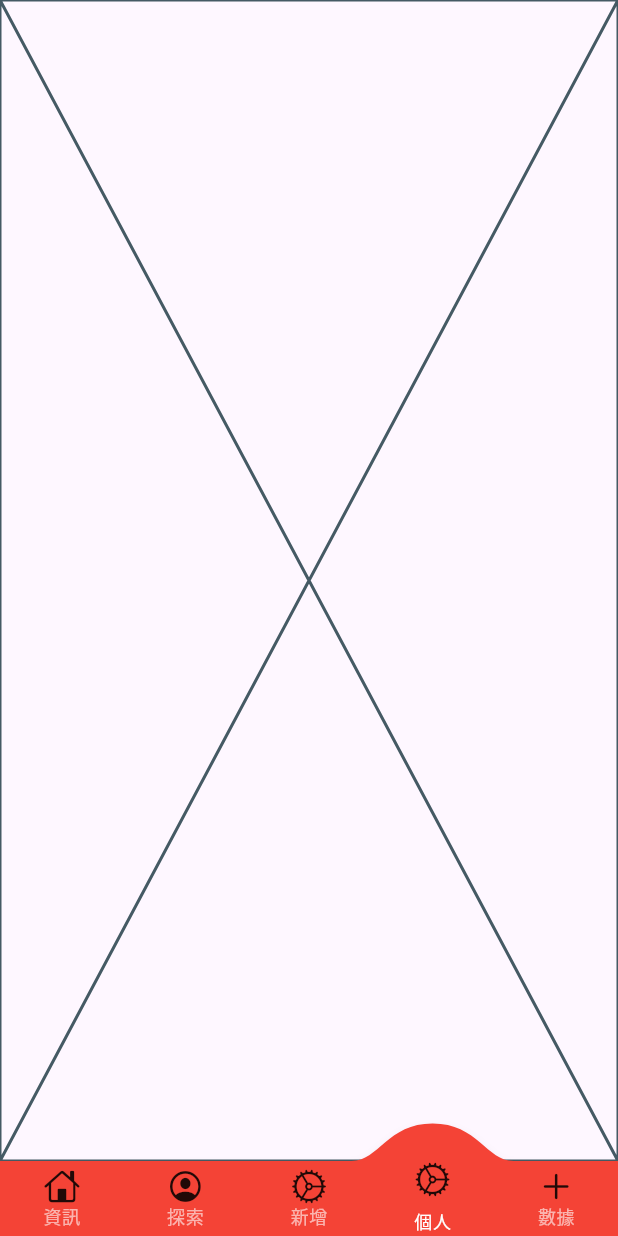
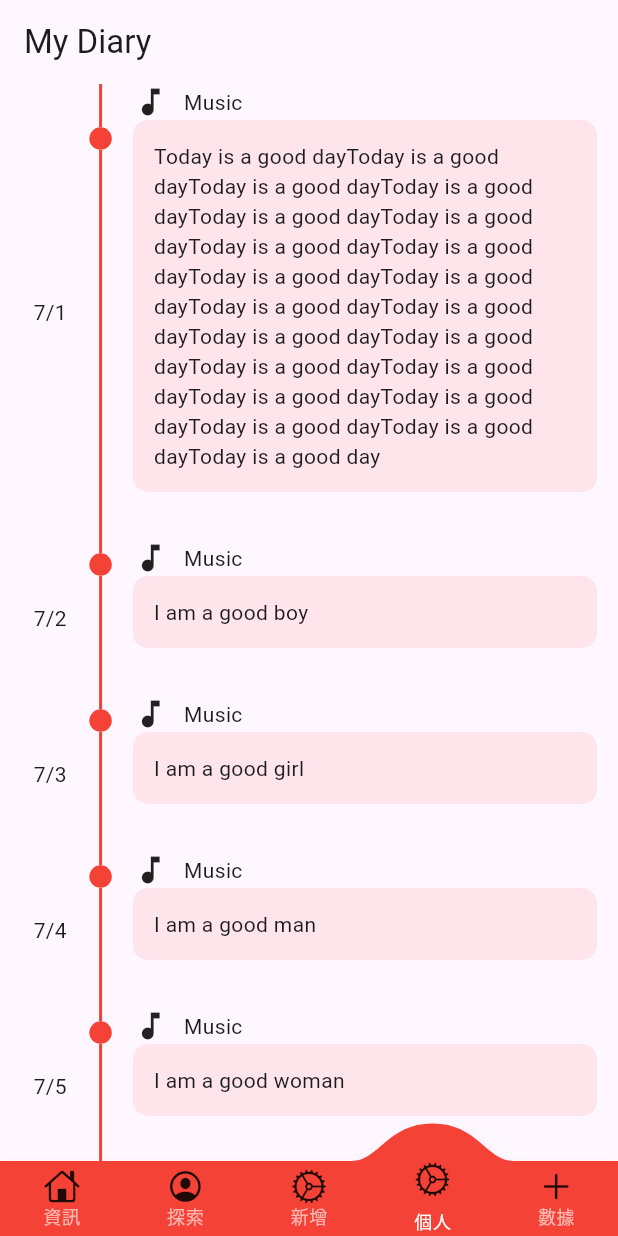
Before and after one commit to SimonLiu423/cc_diary, a Flutter app: the screen it shows after launch, item 4 of the bottom bar chosen, on a phone screen of 412 x 824 dp. Run offline on Flutter 3.47's test engine with Material 3 defaults, Android fonts, the phone set to English and light mode, and no system bars; drawn by our look-alikes of convex_bottom_bar, timelines; our stand-ins replace bloc, equatable, flutter_bloc; generated files the repository leaves out were written again; network calls fail.

Commit message:
Feat: me page

```diff
--- /dev/null
+++ b/lib/core/model/diary_m.dart
@@ -0,0 +1,35 @@
+import 'package:equatable/equatable.dart';
+
+enum Mood {
+  happy,
+  sad,
+  normal,
+}
+
+class Comment extends Equatable {
+  const Comment({required this.content, required this.date});
+
+  final String content;
+  final DateTime date;
+
+  @override
+  List<Object?> get props => [content, date];
+}
+
+class Diary extends Equatable {
+  const Diary(
+      {required this.content,
+      required this.date,
+      required this.mood,
+      required this.songId,
+      required this.comments});
+
+  final String content;
+  final DateTime date;
+  final Mood mood;
+  final String songId;
+  final List<Comment> comments;
+
+  @override
+  List<Object?> get props => [content, date, mood, songId, comments];
+}
--- /dev/null
+++ b/lib/features/me/diary_detail.dart
@@ -0,0 +1,39 @@
+import 'package:cc_diary/core/model/diary_m.dart';
+import 'package:cc_diary/features/me/widgets/comment_block.dart';
+import 'package:cc_diary/features/me/widgets/diary_preview.dart';
+import 'package:cc_diary/features/me/widgets/music_bar.dart';
+import 'package:flutter/material.dart';
+import 'package:intl/intl.dart';
+
+class DiaryDetailPage extends StatelessWidget {
+  const DiaryDetailPage({super.key, required this.diary});
+
+  final Diary diary;
+
+  @override
+  Widget build(BuildContext context) {
+    return Scaffold(
+      appBar: AppBar(
+        title: Text('Diary Detail'),
+      ),
+      body: SafeArea(
+        child: SingleChildScrollView(
+          child: Padding(
+            padding: const EdgeInsets.all(16.0),
+            child: Column(
+              crossAxisAlignment: CrossAxisAlignment.start,
+              children: [
+                Text(DateFormat.yMMMd().format(diary.date)),
+                DiaryPreview(diary: diary),
+                ...diary.comments.map((comment) => Padding(
+                      padding: const EdgeInsets.only(top: 12.0),
+                      child: CommentBlock(comment: comment),
+                    ))
+              ],
+            ),
+          ),
+        ),
+      ),
+    );
+  }
+}
--- /dev/null
+++ b/lib/features/me/me.dart
@@ -0,0 +1,71 @@
+import 'package:cc_diary/core/model/diary_m.dart';
+import 'package:cc_diary/features/me/bloc/diary_bloc.dart';
+import 'package:cc_diary/features/me/diary_detail.dart';
+import 'package:cc_diary/features/me/widgets/diary_preview.dart';
+import 'package:cc_diary/l10n.dart';
+import 'package:cc_diary/theme.dart';
+import 'package:flutter/material.dart';
+import 'package:flutter_bloc/flutter_bloc.dart';
+import 'package:intl/intl.dart';
+import 'package:timelines/timelines.dart';
+
+class MePage extends StatelessWidget {
+  const MePage({super.key});
+
+  @override
+  Widget build(BuildContext context) {
+    return Scaffold(
+        appBar: AppBar(
+          title: Text(l10n(context).myDiaryPageTitle),
+        ),
+        body: SafeArea(
+          child: BlocProvider(
+            create: (context) => DiaryBloc()..add(GetDiary()),
+            child: BlocBuilder<DiaryBloc, DiaryState>(
+              builder: (context, state) {
+                if (state is DiaryLoaded) {
+                  return Timeline.tileBuilder(
+                    theme: TimelineThemeData(
+                        color: theme().primaryColor,
+                        nodePosition: 0.15,
+                        indicatorPosition: 0.1),
+                    builder: TimelineTileBuilder.fromStyle(
+                      indicatorStyle: IndicatorStyle.dot,
+                      connectorStyle: ConnectorStyle.solidLine,
+                      contentsAlign: ContentsAlign.reverse,
+                      contentsBuilder: (context, index) {
+                        final String formattedDate =
+                            DateFormat.Md().format(state.diaries[index].date);
+                        return Padding(
+                          padding: const EdgeInsets.all(15.0),
+                          child: Text(formattedDate),
+                        );
+                      },
+                      oppositeContentsBuilder: (context, index) {
+                        return GestureDetector(
+                          onTap: () {
+                            Navigator.of(context).push(
+                              MaterialPageRoute(
+                                builder: (context) => DiaryDetailPage(
+                                    diary: state.diaries[index]),
+                              ),
+                            );
+                          },
+                          child: Padding(
+                            padding: const EdgeInsets.only(
+                                bottom: 32.0, left: 14, right: 14),
+                            child: DiaryPreview(diary: state.diaries[index]),
+                          ),
+                        );
+                      },
+                      itemCount: state.diaries.length,
+                    ),
+                  );
+                }
+                return const Center(child: CircularProgressIndicator());
+              },
+            ),
+          ),
+        ));
+  }
+}
--- /dev/null
+++ b/lib/features/me/widgets/diary_preview.dart
@@ -0,0 +1,28 @@
+import 'package:cc_diary/core/model/diary_m.dart';
+import 'package:cc_diary/features/me/widgets/music_bar.dart';
+import 'package:cc_diary/theme.dart';
+import 'package:flutter/material.dart';
+
+class DiaryPreview extends StatelessWidget {
+  const DiaryPreview({super.key, required this.diary});
+
+  final Diary diary;
+
+  @override
+  Widget build(BuildContext context) {
+    return Column(
+      children: [
+        const MusicBar(),
+        Container(
+          width: double.infinity,
+          padding: const EdgeInsets.all(14.0),
+          decoration: BoxDecoration(
+            color: theme().primaryColor.withOpacity(0.1),
+            borderRadius: BorderRadius.circular(10),
+          ),
+          child: Text(diary.content),
+        ),
+      ],
+    );
+  }
+}
--- /dev/null
+++ b/lib/features/me/widgets/music_bar.dart
@@ -0,0 +1,22 @@
+import 'package:flutter/material.dart';
+
+class MusicBar extends StatelessWidget {
+  const MusicBar({super.key});
+
+  @override
+  Widget build(BuildContext context) {
+    return GestureDetector(
+      onTap: () {},
+      child: const SizedBox(
+        width: double.infinity,
+        child: Row(
+          children: [
+            Icon(Icons.music_note),
+            SizedBox(width: 10),
+            Text('Music'),
+          ],
+        ),
+      ),
+    );
+  }
+}
--- a/lib/features/new_diary/diary.dart
+++ b/lib/features/new_diary/diary.dart
@@ -8,7 +8,7 @@ class DiaryPage extends StatelessWidget {
   Widget build(BuildContext context) {
     return Scaffold(
         appBar: AppBar(
-          title: Text(l10n(context).diaryPageTitle),
+          title: Text(l10n(context).myDiaryPageTitle),
         ),
         body: Center());
   }
--- a/lib/main.dart
+++ b/lib/main.dart
@@ -1,4 +1,5 @@
 import 'package:cc_diary/features/information/info.dart';
+import 'package:cc_diary/features/me/me.dart';
 import 'package:cc_diary/features/new_diary/diary.dart';
 import 'package:cc_diary/theme.dart';
 import 'package:convex_bottom_bar/convex_bottom_bar.dart';
@@ -53,6 +54,8 @@
         return const InfoPage();
       case 2:
         return const DiaryPage();
+      case 3:
+        return const MePage();
       // case 1:
       //   return const ProfilePage();
       // case 2:
--- a/pubspec.yaml
+++ b/pubspec.yaml
@@ -40,6 +40,9 @@ dependencies:
   flutter_localizations:
     sdk: flutter
   intl: any
+  timelines: ^0.1.0
+  equatable: ^2.0.5
+  just_audio: ^0.9.38
 
 dev_dependencies:
   flutter_test:
```
Also changed, not shown: lib/features/me/widgets/comment_block.dart (added, +42 -0 lines), lib/l10n/app_en.arb (+6 -2 lines), lib/l10n/app_zh.arb (+6 -2 lines), 7 other files.
